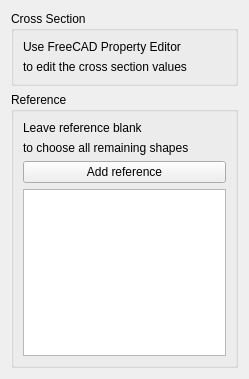
Before: the Qt Designer form src/Mod/Fem/FemBeamSection.ui in berndhahnebach/All_FreeCAD, drawn with Qt 5.
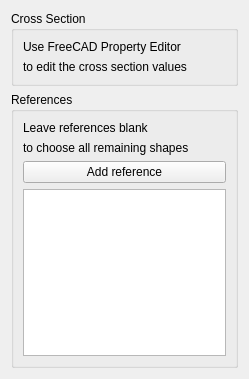
After: the same form once the commit is applied.

Commit message: FEM: typo in GUI

```diff
--- a/src/Mod/Fem/FemBeamSection.ui
+++ b/src/Mod/Fem/FemBeamSection.ui
@@ -46,13 +46,13 @@
    <item>
     <widget class="QGroupBox" name="groupBox_1">
      <property name="title">
-      <string>Reference</string>
+      <string>References</string>
      </property>
      <layout class="QVBoxLayout" name="verticalLayout_2">
       <item>
        <widget class="QLabel" name="l_label_text_1">
         <property name="text">
-         <string>Leave reference blank </string>
+         <string>Leave references blank </string>
         </property>
        </widget>
       </item>
```
The commit also changes 1 other file.
